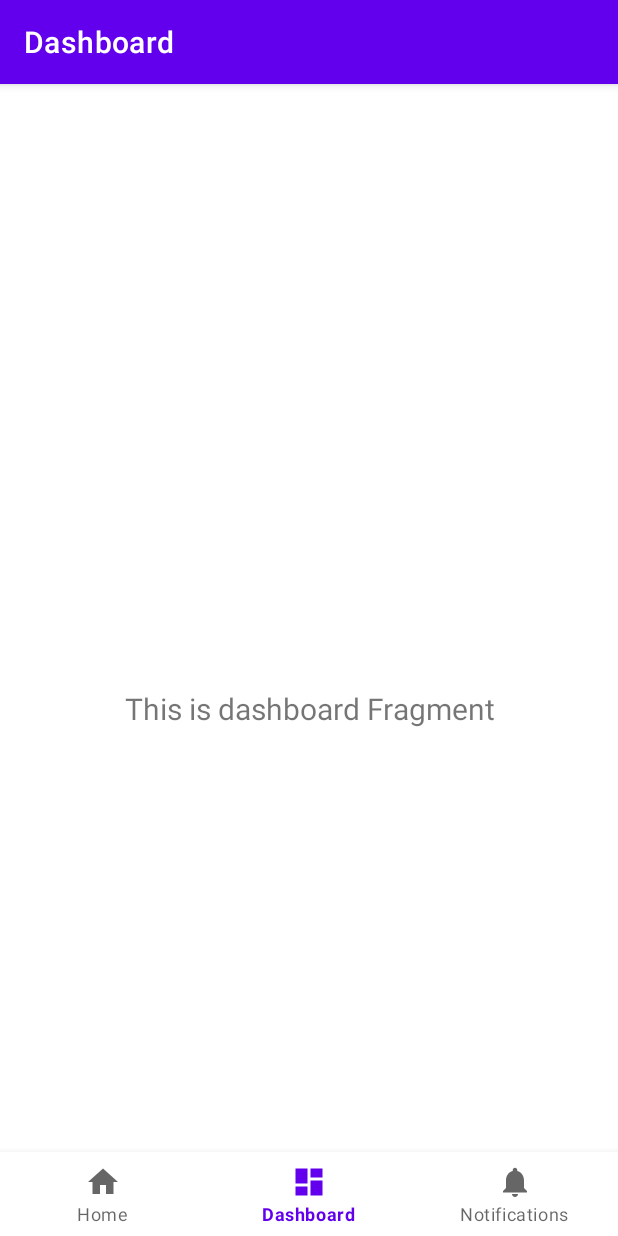
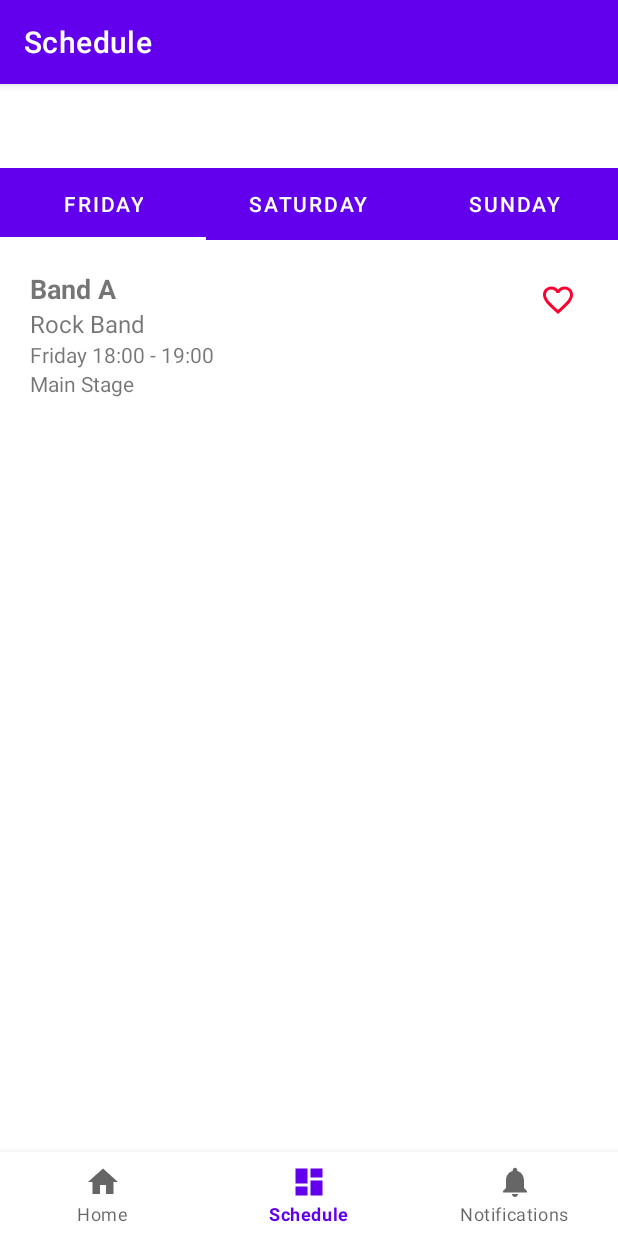
Before and after one commit to lindmlynch/festi-friend, an Android app: the screen it shows after launch (MainActivity), item 2 of the bottom bar chosen, on a phone screen of 412 x 824 dp. Run offline under Robolectric (Android 15) with nearby library versions, the phone set to English and light mode, and no system bars; our stand-ins replace Dagger/Hilt's generated code, Picasso, navigation-ui; pictures from the network do not load.

Commit message:
Schedule fragment added

```diff
--- a/app/src/main/java/ie/wit/festifriend/MainActivity.kt
+++ b/app/src/main/java/ie/wit/festifriend/MainActivity.kt
@@ -28,7 +28,7 @@ class MainActivity : AppCompatActivity() {
         // menu should be considered as top level destinations.
         val appBarConfiguration = AppBarConfiguration(
             setOf(
-                R.id.navigation_home, R.id.navigation_dashboard, R.id.navigation_notifications
+                R.id.navigation_home, R.id.navigation_schedule, R.id.navigation_notifications
             )
         )
         setupActionBarWithNavController(navController, appBarConfiguration)
--- /dev/null
+++ b/app/src/main/java/ie/wit/festifriend/adapters/DayAdapter.kt
@@ -0,0 +1,23 @@
+package ie.wit.festifriend.adapters
+
+import android.os.Bundle
+import androidx.fragment.app.Fragment
+import androidx.viewpager2.adapter.FragmentStateAdapter
+import ie.wit.festifriend.ui.schedule.ScheduleDayFragment
+
+class DayAdapter(fragment: Fragment) : FragmentStateAdapter(fragment) {
+
+    private val days = arrayOf("Friday", "Saturday", "Sunday")
+
+    override fun getItemCount(): Int = days.size
+
+    override fun createFragment(position: Int): Fragment {
+
+        val day = days[position]
+        val fragment = ScheduleDayFragment()
+        fragment.arguments = Bundle().apply {
+            putString("day", day)
+        }
+        return fragment
+    }
+}
--- /dev/null
+++ b/app/src/main/java/ie/wit/festifriend/adapters/PerformanceAdapter.kt
@@ -0,0 +1,40 @@
+package ie.wit.festifriend.adapters
+
+import android.view.LayoutInflater
+import android.view.ViewGroup
+import androidx.recyclerview.widget.RecyclerView
+import ie.wit.festifriend.databinding.ItemPerformanceBinding
+import ie.wit.festifriend.models.PerformanceModel
+
+class PerformanceAdapter : RecyclerView.Adapter<PerformanceAdapter.PerformanceViewHolder>() {
+
+    private var performances: List<PerformanceModel> = emptyList()
+
+    override fun onCreateViewHolder(parent: ViewGroup, viewType: Int): PerformanceViewHolder {
+        val binding = ItemPerformanceBinding.inflate(LayoutInflater.from(parent.context), parent, false)
+        return PerformanceViewHolder(binding)
+    }
+
+    override fun onBindViewHolder(holder: PerformanceViewHolder, position: Int) {
+        holder.bind(performances[position])
+    }
+
+    override fun getItemCount() = performances.size
+
+    fun setPerformances(performances: List<PerformanceModel>) {
+        this.performances = performances
+        notifyDataSetChanged()
+    }
+
+    class PerformanceViewHolder(private val binding: ItemPerformanceBinding) : RecyclerView.ViewHolder(binding.root) {
+
+        fun bind(performance: PerformanceModel) {
+            binding.apply {
+                performanceName.text = performance.name
+                performanceDescription.text = performance.description
+                performanceTime.text = "${performance.day} ${performance.startTime} - ${performance.endTime}"
+                performanceLocation.text = performance.location
+            }
+        }
+    }
+}
--- /dev/null
+++ b/app/src/main/java/ie/wit/festifriend/models/PerformanceModel.kt
@@ -0,0 +1,12 @@
+package ie.wit.festifriend.models
+
+data class PerformanceModel(
+
+    val id: String,
+    val name: String,
+    val description: String,
+    val day: String,
+    val startTime: String,
+    val endTime: String,
+    val location: String
+)
--- a/app/src/main/java/ie/wit/festifriend/ui/dashboard/DashboardFragment.kt
+++ /dev/null
@@ -1,42 +0,0 @@
-package ie.wit.festifriend.ui.dashboard
-
-import android.os.Bundle
-import android.view.LayoutInflater
-import android.view.View
-import android.view.ViewGroup
-import android.widget.TextView
-import androidx.fragment.app.Fragment
-import androidx.lifecycle.ViewModelProvider
-import ie.wit.festifriend.databinding.FragmentDashboardBinding
-
-class DashboardFragment : Fragment() {
-
-    private var _binding: FragmentDashboardBinding? = null
-
-    // This property is only valid between onCreateView and
-    // onDestroyView.
-    private val binding get() = _binding!!
-
-    override fun onCreateView(
-        inflater: LayoutInflater,
-        container: ViewGroup?,
-        savedInstanceState: Bundle?
-    ): View {
-        val dashboardViewModel =
-            ViewModelProvider(this).get(DashboardViewModel::class.java)
-
-        _binding = FragmentDashboardBinding.inflate(inflater, container, false)
-        val root: View = binding.root
-
-        val textView: TextView = binding.textDashboard
-        dashboardViewModel.text.observe(viewLifecycleOwner) {
-            textView.text = it
-        }
-        return root
-    }
-
-    override fun onDestroyView() {
-        super.onDestroyView()
-        _binding = null
-    }
-}
--- a/app/src/main/java/ie/wit/festifriend/ui/dashboard/DashboardViewModel.kt
+++ /dev/null
@@ -1,13 +0,0 @@
-package ie.wit.festifriend.ui.dashboard
-
-import androidx.lifecycle.LiveData
-import androidx.lifecycle.MutableLiveData
-import androidx.lifecycle.ViewModel
-
-class DashboardViewModel : ViewModel() {
-
-    private val _text = MutableLiveData<String>().apply {
-        value = "This is dashboard Fragment"
-    }
-    val text: LiveData<String> = _text
-}
--- /dev/null
+++ b/app/src/main/java/ie/wit/festifriend/ui/schedule/ScheduleDayFragment.kt
@@ -0,0 +1,71 @@
+package ie.wit.festifriend.ui.schedule
+
+import android.os.Bundle
+import android.view.LayoutInflater
+import android.view.View
+import android.view.ViewGroup
+import androidx.fragment.app.Fragment
+import androidx.lifecycle.ViewModelProvider
+import androidx.recyclerview.widget.LinearLayoutManager
+import ie.wit.festifriend.adapters.PerformanceAdapter
+import ie.wit.festifriend.databinding.FragmentDayScheduleBinding
+
+class ScheduleDayFragment : Fragment() {
+
+    private var _binding: FragmentDayScheduleBinding? = null
+
+    private val binding get() = _binding!!
+    private lateinit var scheduleViewModel: ScheduleViewModel
+    private lateinit var adapter: PerformanceAdapter
+
+    override fun onCreateView(
+        inflater: LayoutInflater, container: ViewGroup?,
+        savedInstanceState: Bundle?
+    ): View {
+        _binding = FragmentDayScheduleBinding.inflate(inflater, container, false)
+        scheduleViewModel = ViewModelProvider(requireActivity()).get(ScheduleViewModel::class.java)
+
+        setupRecyclerView()
+        return binding.root
+    }
+
+    override fun onViewCreated(view: View, savedInstanceState: Bundle?) {
+        super.onViewCreated(view, savedInstanceState)
+        setupPerformances()
+    }
+
+    private fun setupRecyclerView() {
+        adapter = PerformanceAdapter()
+        binding.rvPerformances.apply {
+            layoutManager = LinearLayoutManager(context)
+            adapter = this@ScheduleDayFragment.adapter
+        }
+    }
+
+    private fun setupPerformances() {
+
+        arguments?.getString("day")?.let { day ->
+            scheduleViewModel.filterPerformancesByDay(day)
+        }
+
+        scheduleViewModel.performances.observe(viewLifecycleOwner) { performances ->
+            adapter.setPerformances(performances)
+        }
+    }
+
+    override fun onDestroyView() {
+        super.onDestroyView()
+        _binding = null
+    }
+
+    companion object {
+        fun newInstance(day: String): ScheduleDayFragment {
+            val fragment = ScheduleDayFragment().apply {
+                arguments = Bundle().apply {
+                    putString("day", day)
+                }
+            }
+            return fragment
+        }
+    }
+}
--- /dev/null
+++ b/app/src/main/java/ie/wit/festifriend/ui/schedule/ScheduleFragment.kt
@@ -0,0 +1,70 @@
+package ie.wit.festifriend.ui.schedule
+
+import android.os.Bundle
+import android.view.LayoutInflater
+import android.view.View
+import android.view.ViewGroup
+import androidx.fragment.app.Fragment
+import androidx.lifecycle.ViewModelProvider
+import androidx.viewpager2.widget.ViewPager2
+import com.google.android.material.tabs.TabLayout
+import com.google.android.material.tabs.TabLayoutMediator
+import ie.wit.festifriend.adapters.DayAdapter
+import ie.wit.festifriend.databinding.FragmentScheduleBinding
+
+class ScheduleFragment : Fragment() {
+
+    private var _binding: FragmentScheduleBinding? = null
+    private val binding get() = _binding!!
+
+    private lateinit var scheduleViewModel: ScheduleViewModel
+
+    override fun onCreateView(
+        inflater: LayoutInflater, container: ViewGroup?, savedInstanceState: Bundle?): View {
+        _binding = FragmentScheduleBinding.inflate(inflater, container, false)
+
+        scheduleViewModel = ViewModelProvider(requireActivity()).get(ScheduleViewModel::class.java)
+
+        setupTabs()
+
+        return binding.root
+    }
+
+    private fun setupTabs() {
+        val viewPager: ViewPager2 = binding.viewPager
+        viewPager.adapter = DayAdapter(this)
+
+        val tabs: TabLayout = binding.tabs
+        TabLayoutMediator(tabs, viewPager) { tab, position ->
+            tab.text = when (position) {
+                0 -> "Friday"
+                1 -> "Saturday"
+                2 -> "Sunday"
+                else -> null
+            }
+        }.attach()
+
+        setupTabListener(tabs)
+    }
+
+    private fun setupTabListener(tabs: TabLayout) {
+        tabs.addOnTabSelectedListener(object : TabLayout.OnTabSelectedListener {
+            override fun onTabSelected(tab: TabLayout.Tab) {
+                val day = tab.text.toString()
+                scheduleViewModel.filterPerformancesByDay(day)
+            }
+
+            override fun onTabUnselected(tab: TabLayout.Tab?) {
+            }
+
+            override fun onTabReselected(tab: TabLayout.Tab?) {
+
+            }
+        })
+    }
+
+    override fun onDestroyView() {
+        super.onDestroyView()
+        _binding = null
+    }
+}
--- /dev/null
+++ b/app/src/main/java/ie/wit/festifriend/ui/schedule/ScheduleViewModel.kt
@@ -0,0 +1,37 @@
+package ie.wit.festifriend.ui.schedule
+
+import androidx.lifecycle.LiveData
+import androidx.lifecycle.MutableLiveData
+import androidx.lifecycle.ViewModel
+import ie.wit.festifriend.models.PerformanceModel
+
+class ScheduleViewModel : ViewModel() {
+
+    private val _allPerformances = MutableLiveData<List<PerformanceModel>>()
+    private val _performances = MutableLiveData<List<PerformanceModel>>()
+    val performances: LiveData<List<PerformanceModel>> = _performances
+
+    init {
+        getPerformances()
+    }
+
+    private fun getPerformances() {
+        val sampleData = listOf(
+            PerformanceModel("1", "Band A", "Rock Band", "Friday", "18:00", "19:00", "Main Stage"),
+            PerformanceModel("2", "DJ B", "Electronic Music", "Saturday", "22:00", "23:30", "Dance Tent"),
+            PerformanceModel("3", "Band C", "Pop Artist", "Sunday", "18:00", "19:00", "Main Stage")
+        )
+        _allPerformances.value = sampleData
+        _performances.value = sampleData
+    }
+
+    fun filterPerformancesByDay(day: String) {
+        _allPerformances.value?.let { allPerformances ->
+            val filteredPerformances = allPerformances.filter { it.day.equals(day, ignoreCase = true) }
+            _performances.value = filteredPerformances
+        } ?: run {
+
+            _performances.value = emptyList()
+        }
+    }
+}
--- /dev/null
+++ b/app/src/main/res/drawable/ic_favourite_border.xml
@@ -0,0 +1,5 @@
+<vector android:height="24dp" android:tint="#FD002D"
+    android:viewportHeight="24" android:viewportWidth="24"
+    android:width="24dp" xmlns:android="http://schemas.android.com/apk/res/android">
+    <path android:fillColor="@android:color/white" android:pathData="M16.5,3c-1.74,0 -3.41,0.81 -4.5,2.09C10.91,3.81 9.24,3 7.5,3 4.42,3 2,5.42 2,8.5c0,3.78 3.4,6.86 8.55,11.54L12,21.35l1.45,-1.32C18.6,15.36 22,12.28 22,8.5 22,5.42 19.58,3 16.5,3zM12.1,18.55l-0.1,0.1 -0.1,-0.1C7.14,14.24 4,11.39 4,8.5 4,6.5 5.5,5 7.5,5c1.54,0 3.04,0.99 3.57,2.36h1.87C13.46,5.99 14.96,5 16.5,5c2,0 3.5,1.5 3.5,3.5 0,2.89 -3.14,5.74 -7.9,10.05z"/>
+</vector>
--- a/app/src/main/res/layout/fragment_dashboard.xml
+++ /dev/null
@@ -1,22 +0,0 @@
-<?xml version="1.0" encoding="utf-8"?>
-<androidx.constraintlayout.widget.ConstraintLayout xmlns:android="http://schemas.android.com/apk/res/android"
-    xmlns:app="http://schemas.android.com/apk/res-auto"
-    xmlns:tools="http://schemas.android.com/tools"
-    android:layout_width="match_parent"
-    android:layout_height="match_parent"
-    tools:context=".ui.dashboard.DashboardFragment">
-
-    <TextView
-        android:id="@+id/text_dashboard"
-        android:layout_width="match_parent"
-        android:layout_height="wrap_content"
-        android:layout_marginStart="8dp"
-        android:layout_marginTop="8dp"
-        android:layout_marginEnd="8dp"
-        android:textAlignment="center"
-        android:textSize="20sp"
-        app:layout_constraintBottom_toBottomOf="parent"
-        app:layout_constraintEnd_toEndOf="parent"
-        app:layout_constraintStart_toStartOf="parent"
-        app:layout_constraintTop_toTopOf="parent" />
-</androidx.constraintlayout.widget.ConstraintLayout>
--- /dev/null
+++ b/app/src/main/res/layout/fragment_day_schedule.xml
@@ -0,0 +1,14 @@
+<LinearLayout xmlns:android="http://schemas.android.com/apk/res/android"
+    xmlns:tools="http://schemas.android.com/tools"
+    android:layout_width="match_parent"
+    android:layout_height="match_parent"
+    android:orientation="vertical"
+    tools:context=".ui.schedule.ScheduleDayFragment">
+
+    <androidx.recyclerview.widget.RecyclerView
+        android:id="@+id/rvPerformances"
+        android:layout_width="match_parent"
+        android:layout_height="match_parent"
+        android:padding="4dp"
+        tools:listitem="@layout/item_performance" />
+</LinearLayout>
--- /dev/null
+++ b/app/src/main/res/layout/fragment_schedule.xml
@@ -0,0 +1,27 @@
+<?xml version="1.0" encoding="utf-8"?>
+<androidx.constraintlayout.widget.ConstraintLayout xmlns:android="http://schemas.android.com/apk/res/android"
+    xmlns:app="http://schemas.android.com/apk/res-auto"
+    xmlns:tools="http://schemas.android.com/tools"
+    android:layout_width="match_parent"
+    android:layout_height="match_parent"
+    tools:context=".ui.schedule.ScheduleFragment">
+
+    <com.google.android.material.tabs.TabLayout
+        android:id="@+id/tabs"
+        android:layout_width="match_parent"
+        android:layout_height="wrap_content"
+        android:background="?attr/colorPrimary"
+        app:tabIndicatorColor="@android:color/white"
+        app:tabSelectedTextColor="@android:color/white"
+        app:tabTextColor="@android:color/white"
+        app:layout_constraintTop_toTopOf="parent"
+        app:tabMode="fixed"/>
+
+    <androidx.viewpager2.widget.ViewPager2
+        android:id="@+id/view_pager"
+        android:layout_width="match_parent"
+        android:layout_height="0dp"
+        app:layout_constraintTop_toBottomOf="@id/tabs"
+        app:layout_constraintBottom_toBottomOf="parent" />
+
+</androidx.constraintlayout.widget.ConstraintLayout>
--- /dev/null
+++ b/app/src/main/res/layout/item_performance.xml
@@ -0,0 +1,60 @@
+<?xml version="1.0" encoding="utf-8"?>
+<androidx.constraintlayout.widget.ConstraintLayout xmlns:android="http://schemas.android.com/apk/res/android"
+    xmlns:app="http://schemas.android.com/apk/res-auto"
+    xmlns:tools="http://schemas.android.com/tools"
+    android:layout_width="match_parent"
+    android:layout_height="wrap_content"
+    android:padding="16dp">
+
+    <TextView
+        android:id="@+id/performanceName"
+        android:layout_width="0dp"
+        android:layout_height="wrap_content"
+        android:textSize="18sp"
+        android:textStyle="bold"
+        app:layout_constraintTop_toTopOf="parent"
+        app:layout_constraintStart_toStartOf="parent"
+        app:layout_constraintEnd_toStartOf="@id/favouriteIcon"
+        tools:text="Performance Name" />
+
+    <TextView
+        android:id="@+id/performanceDescription"
+        android:layout_width="0dp"
+        android:layout_height="wrap_content"
+        android:textSize="16sp"
+        app:layout_constraintTop_toBottomOf="@id/performanceName"
+        app:layout_constraintStart_toStartOf="parent"
+        app:layout_constraintEnd_toStartOf="@id/favouriteIcon"
+        tools:text="Description" />
+
+    <TextView
+        android:id="@+id/performanceTime"
+        android:layout_width="0dp"
+        android:layout_height="wrap_content"
+        android:textSize="14sp"
+        app:layout_constraintTop_toBottomOf="@id/performanceDescription"
+        app:layout_constraintStart_toStartOf="parent"
+        app:layout_constraintEnd_toStartOf="@id/favouriteIcon"
+        tools:text="Day and Time" />
+
+    <TextView
+        android:id="@+id/performanceLocation"
+        android:layout_width="0dp"
+        android:layout_height="wrap_content"
+        android:textSize="14sp"
+        app:layout_constraintTop_toBottomOf="@id/performanceTime"
+        app:layout_constraintStart_toStartOf="parent"
+        app:layout_constraintEnd_toStartOf="@id/favouriteIcon"
+        app:layout_constraintBottom_toBottomOf="parent"
+        tools:text="Location" />
+
+    <ImageView
+        android:id="@+id/favouriteIcon"
+        android:layout_width="wrap_content"
+        android:layout_height="wrap_content"
+        app:srcCompat="@drawable/ic_favourite_border"
+        app:layout_constraintTop_toTopOf="parent"
+        app:layout_constraintEnd_toEndOf="parent"
+        android:padding="8dp" />
+
+</androidx.constraintlayout.widget.ConstraintLayout>
--- a/app/src/main/res/menu/bottom_nav_menu.xml
+++ b/app/src/main/res/menu/bottom_nav_menu.xml
@@ -7,9 +7,9 @@
         android:title="@string/title_home" />
 
     <item
-        android:id="@+id/navigation_dashboard"
+        android:id="@+id/navigation_schedule"
         android:icon="@drawable/ic_dashboard_black_24dp"
-        android:title="@string/title_dashboard" />
+        android:title="@string/title_schedule" />
 
     <item
         android:id="@+id/navigation_notifications"
--- a/app/src/main/res/navigation/mobile_navigation.xml
+++ b/app/src/main/res/navigation/mobile_navigation.xml
@@ -12,10 +12,10 @@
         tools:layout="@layout/fragment_home" />
 
     <fragment
-        android:id="@+id/navigation_dashboard"
-        android:name="ie.wit.festifriend.ui.dashboard.DashboardFragment"
-        android:label="@string/title_dashboard"
-        tools:layout="@layout/fragment_dashboard" />
+        android:id="@+id/navigation_schedule"
+        android:name="ie.wit.festifriend.ui.schedule.ScheduleFragment"
+        android:label="@string/title_schedule"
+        tools:layout="@layout/fragment_schedule" />
 
     <fragment
         android:id="@+id/navigation_notifications"
--- a/app/src/main/res/values/strings.xml
+++ b/app/src/main/res/values/strings.xml
@@ -1,6 +1,6 @@
 <resources>
     <string name="app_name">FestiFriend</string>
     <string name="title_home">Home</string>
-    <string name="title_dashboard">Dashboard</string>
+    <string name="title_schedule">Schedule</string>
     <string name="title_notifications">Notifications</string>
 </resources>
```
